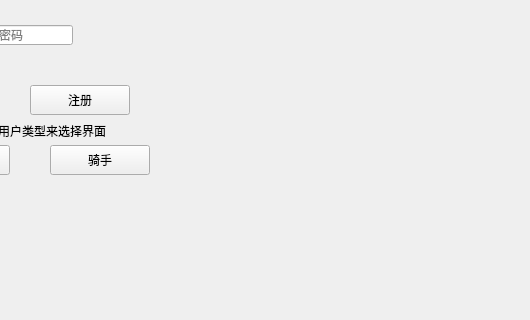
Above: login.ui from chichuxwx/Food-delivery-platform before the change; both pictures show x 270 to 800 and y 215 to 535 of the 800 by 836 pixel window. Below: the same form after it.
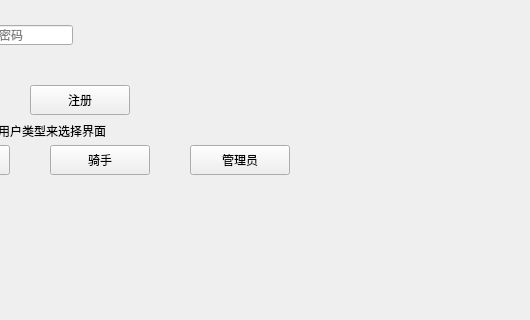
That is the form after the change.

```diff
--- a/login.ui
+++ b/login.ui
@@ -274,6 +274,25 @@
      <string>下面的按钮便于调试，正常应该按照登录的用户类型来选择界面</string>
     </property>
    </widget>
+   <widget class="QPushButton" name="pushButton_6">
+    <property name="geometry">
+     <rect>
+      <x>460</x>
+      <y>360</y>
+      <width>100</width>
+      <height>30</height>
+     </rect>
+    </property>
+    <property name="minimumSize">
+     <size>
+      <width>100</width>
+      <height>30</height>
+     </size>
+    </property>
+    <property name="text">
+     <string>管理员</string>
+    </property>
+   </widget>
   </widget>
   <widget class="QMenuBar" name="menubar">
    <property name="geometry">
```
